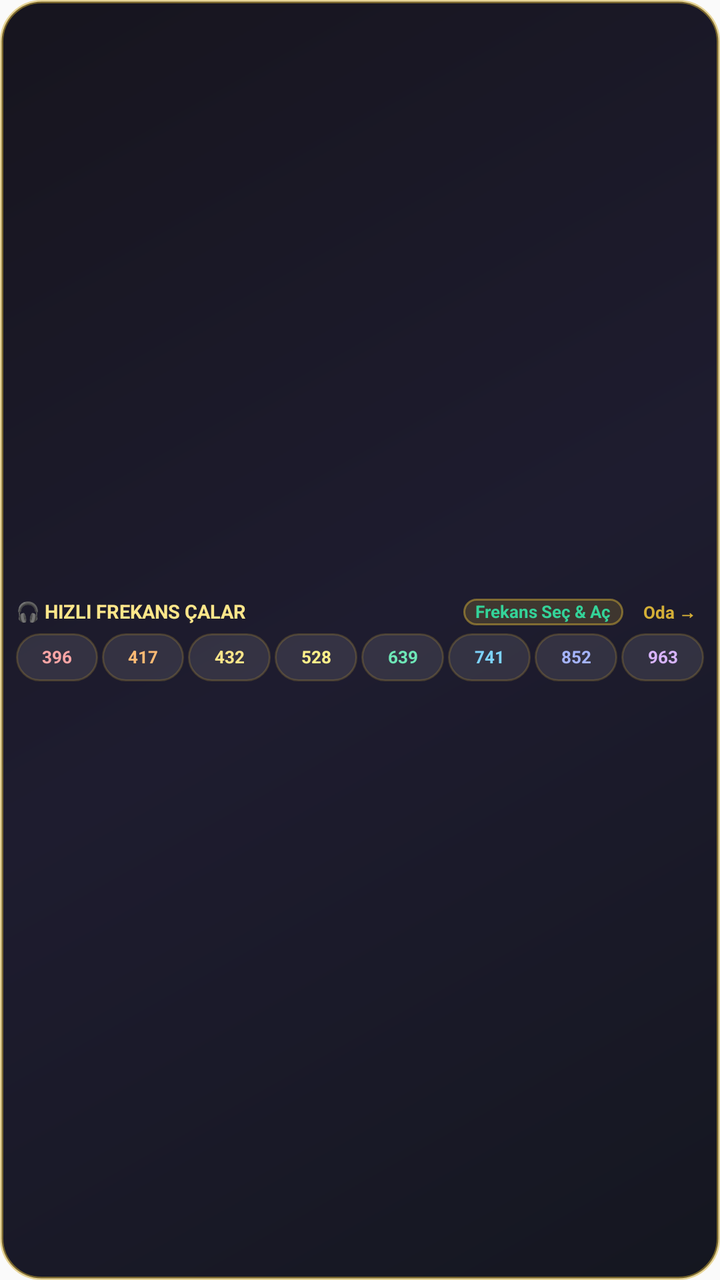
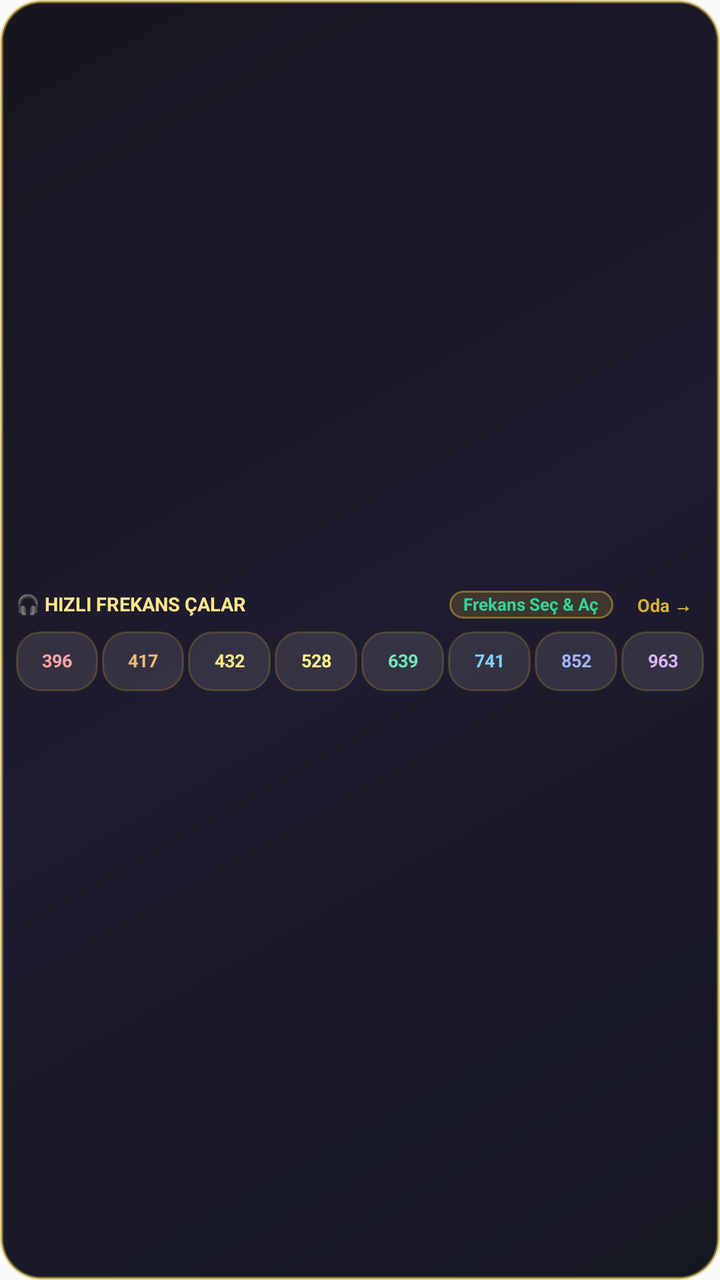

Before-and-after screenshots of an Android layout around one commit, followed by the original layout XML and the change that was made.
<!-- AndroidManifest.xml: application theme AppTheme -->
<!-- res/layout/quick_freq_bar_widget.xml -->
<?xml version="1.0" encoding="utf-8"?>
<LinearLayout xmlns:android="http://schemas.android.com/apk/res/android"
    android:id="@+id/qfb_widget_root"
    android:layout_width="match_parent"
    android:layout_height="match_parent"
    android:background="@drawable/cosmic_widget_bg"
    android:gravity="center_vertical"
    android:orientation="vertical"
    android:paddingHorizontal="8dp"
    android:paddingVertical="5dp">

    
    <LinearLayout
        android:layout_width="match_parent"
        android:layout_height="wrap_content"
        android:gravity="center_vertical"
        android:orientation="horizontal">

        <TextView
            android:id="@+id/qfb_title"
            android:layout_width="0dp"
            android:layout_height="wrap_content"
            android:layout_weight="1"
            android:includeFontPadding="false"
            android:maxLines="1"
            android:text="🎧 HIZLI FREKANS ÇALAR"
            android:textColor="#FDE68A"
            android:textSize="9.5sp"
            android:textStyle="bold" />

        <TextView
            android:id="@+id/qfb_status_pill"
            android:layout_width="wrap_content"
            android:layout_height="wrap_content"
            android:layout_marginEnd="6dp"
            android:background="@drawable/cosmic_pill_bg"
            android:includeFontPadding="false"
            android:maxLines="1"
            android:paddingHorizontal="6dp"
            android:paddingVertical="1.5dp"
            android:text="Frekans Seç &amp; Aç"
            android:textColor="#34D399"
            android:textSize="8.5sp"
            android:textStyle="bold" />

        <TextView
            android:id="@+id/qfb_open_room_btn"
            android:layout_width="wrap_content"
            android:layout_height="wrap_content"
            android:includeFontPadding="false"
            android:paddingHorizontal="4dp"
            android:text="Oda →"
            android:textColor="#D4AF37"
            android:textSize="8.5sp"
            android:textStyle="bold" />
    </LinearLayout>

    
    <LinearLayout
        android:layout_width="match_parent"
        android:layout_height="wrap_content"
        android:layout_marginTop="4dp"
        android:gravity="center_vertical"
        android:orientation="horizontal">

        <TextView
            android:id="@+id/qfb_btn_396"
            android:layout_width="0dp"
            android:layout_height="24dp"
            android:layout_marginEnd="2dp"
            android:layout_weight="1"
            android:background="@drawable/cosmic_inner_card_bg"
            android:gravity="center"
            android:includeFontPadding="false"
            android:maxLines="1"
            android:text="396"
            android:textColor="#FCA5A5"
            android:textSize="8.5sp"
            android:textStyle="bold" />

        <TextView
            android:id="@+id/qfb_btn_417"
            android:layout_width="0dp"
            android:layout_height="24dp"
            android:layout_marginEnd="2dp"
            android:layout_weight="1"
            android:background="@drawable/cosmic_inner_card_bg"
            android:gravity="center"
            android:includeFontPadding="false"
            android:maxLines="1"
            android:text="417"
            android:textColor="#FDBA74"
            android:textSize="8.5sp"
            android:textStyle="bold" />

        <TextView
            android:id="@+id/qfb_btn_432"
            android:layout_width="0dp"
            android:layout_height="24dp"
            android:layout_marginEnd="2dp"
            android:layout_weight="1"
            android:background="@drawable/cosmic_inner_card_bg"
            android:gravity="center"
            android:includeFontPadding="false"
            android:maxLines="1"
            android:text="432"
            android:textColor="#FDE68A"
            android:textSize="8.5sp"
            android:textStyle="bold" />

        <TextView
            android:id="@+id/qfb_btn_528"
            android:layout_width="0dp"
            android:layout_height="24dp"
            android:layout_marginEnd="2dp"
            android:layout_weight="1"
            android:background="@drawable/cosmic_inner_card_bg"
            android:gravity="center"
            android:includeFontPadding="false"
            android:maxLines="1"
            android:text="528"
            android:textColor="#FEF08A"
            android:textSize="8.5sp"
            android:textStyle="bold" />

        <TextView
            android:id="@+id/qfb_btn_639"
            android:layout_width="0dp"
            android:layout_height="24dp"
            android:layout_marginEnd="2dp"
            android:layout_weight="1"
            android:background="@drawable/cosmic_inner_card_bg"
            android:gravity="center"
            android:includeFontPadding="false"
            android:maxLines="1"
            android:text="639"
            android:textColor="#6EE7B7"
            android:textSize="8.5sp"
            android:textStyle="bold" />

        <TextView
            android:id="@+id/qfb_btn_741"
            android:layout_width="0dp"
            android:layout_height="24dp"
            android:layout_marginEnd="2dp"
            android:layout_weight="1"
            android:background="@drawable/cosmic_inner_card_bg"
            android:gravity="center"
            android:includeFontPadding="false"
            android:maxLines="1"
            android:text="741"
            android:textColor="#7DD3FC"
            android:textSize="8.5sp"
            android:textStyle="bold" />

        <TextView
            android:id="@+id/qfb_btn_852"
            android:layout_width="0dp"
            android:layout_height="24dp"
            android:layout_marginEnd="2dp"
            android:layout_weight="1"
            android:background="@drawable/cosmic_inner_card_bg"
            android:gravity="center"
            android:includeFontPadding="false"
            android:maxLines="1"
            android:text="852"
            android:textColor="#A5B4FC"
            android:textSize="8.5sp"
            android:textStyle="bold" />

        <TextView
            android:id="@+id/qfb_btn_963"
            android:layout_width="0dp"
            android:layout_height="24dp"
            android:layout_weight="1"
            android:background="@drawable/cosmic_inner_card_bg"
            android:gravity="center"
            android:includeFontPadding="false"
            android:maxLines="1"
            android:text="963"
            android:textColor="#D8B4FE"
            android:textSize="8.5sp"
            android:textStyle="bold" />
    </LinearLayout>
</LinearLayout>
<!-- resources referenced by this layout -->
<resources>
  <!-- drawable cosmic_inner_card_bg (drawable) -->
  <?xml version="1.0" encoding="utf-8"?>
  <shape xmlns:android="http://schemas.android.com/apk/res/android"
      android:shape="rectangle">
      <solid android:color="#1AFFFFFF" />
      <corners android:radius="12dp" />
      <stroke
          android:width="1dp"
          android:color="#38D4AF37" />
  </shape>
  <!-- drawable cosmic_pill_bg (drawable) -->
  <?xml version="1.0" encoding="utf-8"?>
  <shape xmlns:android="http://schemas.android.com/apk/res/android"
      android:shape="rectangle">
      <solid android:color="#2ED4AF37" />
      <corners android:radius="10dp" />
      <stroke
          android:width="1dp"
          android:color="#80D4AF37" />
  </shape>
  <!-- drawable cosmic_widget_bg (drawable) -->
  <?xml version="1.0" encoding="utf-8"?>
  <shape xmlns:android="http://schemas.android.com/apk/res/android"
      android:shape="rectangle">
      <gradient
          android:angle="135"
          android:startColor="#F2080A14"
          android:centerColor="#F2121024"
          android:endColor="#F20A0812"
          android:type="linear" />
      <corners android:radius="20dp" />
      <stroke
          android:width="1.5dp"
          android:color="#80D4AF37" />
  </shape>
  <style name="AppTheme" parent="Theme.AppCompat.DayNight.NoActionBar">
      <item name="android:enforceNavigationBarContrast" tools:targetApi="29">true</item>
      <item name="android:editTextBackground">@drawable/rn_edit_text_material</item>
      <item name="colorPrimary">@color/colorPrimary</item>
      <item name="android:statusBarColor">#000000</item>
    </style>
  <!-- drawable rn_edit_text_material (drawable) -->
  <?xml version="1.0" encoding="utf-8"?>
  <inset xmlns:android="http://schemas.android.com/apk/res/android"
         android:insetLeft="@dimen/abc_edit_text_inset_horizontal_material"
         android:insetRight="@dimen/abc_edit_text_inset_horizontal_material"
         android:insetTop="@dimen/abc_edit_text_inset_top_material"
         android:insetBottom="@dimen/abc_edit_text_inset_bottom_material"
         >
  
      <selector>
          
          <item android:state_enabled="false" android:drawable="@drawable/abc_textfield_default_mtrl_alpha"/>
          <item android:drawable="@drawable/abc_textfield_activated_mtrl_alpha"/>
      </selector>
  
  </inset>
  <color name="colorPrimary">#D4AF37</color>
</resources>

<!-- the commit's change to res/layout/quick_freq_bar_widget.xml (unified diff, before → after) -->
@@ -36,8 +36,8 @@
             android:background="@drawable/cosmic_pill_bg"
             android:includeFontPadding="false"
             android:maxLines="1"
-            android:paddingHorizontal="6dp"
-            android:paddingVertical="1.5dp"
+            android:paddingHorizontal="7dp"
+            android:paddingVertical="2dp"
             android:text="Frekans Seç &amp; Aç"
             android:textColor="#34D399"
             android:textSize="8.5sp"
@@ -48,10 +48,11 @@
             android:layout_width="wrap_content"
             android:layout_height="wrap_content"
             android:includeFontPadding="false"
-            android:paddingHorizontal="4dp"
+            android:paddingHorizontal="6dp"
+            android:paddingVertical="2dp"
             android:text="Oda →"
             android:textColor="#D4AF37"
-            android:textSize="8.5sp"
+            android:textSize="9sp"
             android:textStyle="bold" />
     </LinearLayout>
 
@@ -59,14 +60,14 @@
     <LinearLayout
         android:layout_width="match_parent"
         android:layout_height="wrap_content"
-        android:layout_marginTop="4dp"
+        android:layout_marginTop="5dp"
         android:gravity="center_vertical"
         android:orientation="horizontal">
 
         <TextView
             android:id="@+id/qfb_btn_396"
             android:layout_width="0dp"
-            android:layout_height="24dp"
+            android:layout_height="30dp"
             android:layout_marginEnd="2dp"
             android:layout_weight="1"
             android:background="@drawable/cosmic_inner_card_bg"
@@ -75,13 +76,13 @@
             android:maxLines="1"
             android:text="396"
             android:textColor="#FCA5A5"
-            android:textSize="8.5sp"
+            android:textSize="9sp"
             android:textStyle="bold" />
 
         <TextView
             android:id="@+id/qfb_btn_417"
             android:layout_width="0dp"
-            android:layout_height="24dp"
+            android:layout_height="30dp"
             android:layout_marginEnd="2dp"
             android:layout_weight="1"
             android:background="@drawable/cosmic_inner_card_bg"
@@ -90,13 +91,13 @@
             android:maxLines="1"
             android:text="417"
             android:textColor="#FDBA74"
-            android:textSize="8.5sp"
+            android:textSize="9sp"
             android:textStyle="bold" />
 
         <TextView
             android:id="@+id/qfb_btn_432"
             android:layout_width="0dp"
-            android:layout_height="24dp"
+            android:layout_height="30dp"
             android:layout_marginEnd="2dp"
             android:layout_weight="1"
             android:background="@drawable/cosmic_inner_card_bg"
@@ -105,13 +106,13 @@
             android:maxLines="1"
             android:text="432"
             android:textColor="#FDE68A"
-            android:textSize="8.5sp"
+            android:textSize="9sp"
             android:textStyle="bold" />
 
         <TextView
             android:id="@+id/qfb_btn_528"
             android:layout_width="0dp"
-            android:layout_height="24dp"
+            android:layout_height="30dp"
             android:layout_marginEnd="2dp"
             android:layout_weight="1"
             android:background="@drawable/cosmic_inner_card_bg"
@@ -120,13 +121,13 @@
             android:maxLines="1"
             android:text="528"
             android:textColor="#FEF08A"
-            android:textSize="8.5sp"
+            android:textSize="9sp"
             android:textStyle="bold" />
 
         <TextView
             android:id="@+id/qfb_btn_639"
             android:layout_width="0dp"
-            android:layout_height="24dp"
+            android:layout_height="30dp"
             android:layout_marginEnd="2dp"
             android:layout_weight="1"
             android:background="@drawable/cosmic_inner_card_bg"
@@ -135,13 +136,13 @@
             android:maxLines="1"
             android:text="639"
             android:textColor="#6EE7B7"
-            android:textSize="8.5sp"
+            android:textSize="9sp"
             android:textStyle="bold" />
 
         <TextView
             android:id="@+id/qfb_btn_741"
             android:layout_width="0dp"
-            android:layout_height="24dp"
+            android:layout_height="30dp"
             android:layout_marginEnd="2dp"
             android:layout_weight="1"
             android:background="@drawable/cosmic_inner_card_bg"
@@ -150,13 +151,13 @@
             android:maxLines="1"
             android:text="741"
             android:textColor="#7DD3FC"
-            android:textSize="8.5sp"
+            android:textSize="9sp"
             android:textStyle="bold" />
 
         <TextView
             android:id="@+id/qfb_btn_852"
             android:layout_width="0dp"
-            android:layout_height="24dp"
+            android:layout_height="30dp"
             android:layout_marginEnd="2dp"
             android:layout_weight="1"
             android:background="@drawable/cosmic_inner_card_bg"
@@ -165,13 +166,13 @@
             android:maxLines="1"
             android:text="852"
             android:textColor="#A5B4FC"
-            android:textSize="8.5sp"
+            android:textSize="9sp"
             android:textStyle="bold" />
 
         <TextView
             android:id="@+id/qfb_btn_963"
             android:layout_width="0dp"
-            android:layout_height="24dp"
+            android:layout_height="30dp"
             android:layout_weight="1"
             android:background="@drawable/cosmic_inner_card_bg"
             android:gravity="center"
@@ -179,7 +180,7 @@
             android:maxLines="1"
             android:text="963"
             android:textColor="#D8B4FE"
-            android:textSize="8.5sp"
+            android:textSize="9sp"
             android:textStyle="bold" />
     </LinearLayout>
 </LinearLayout>
